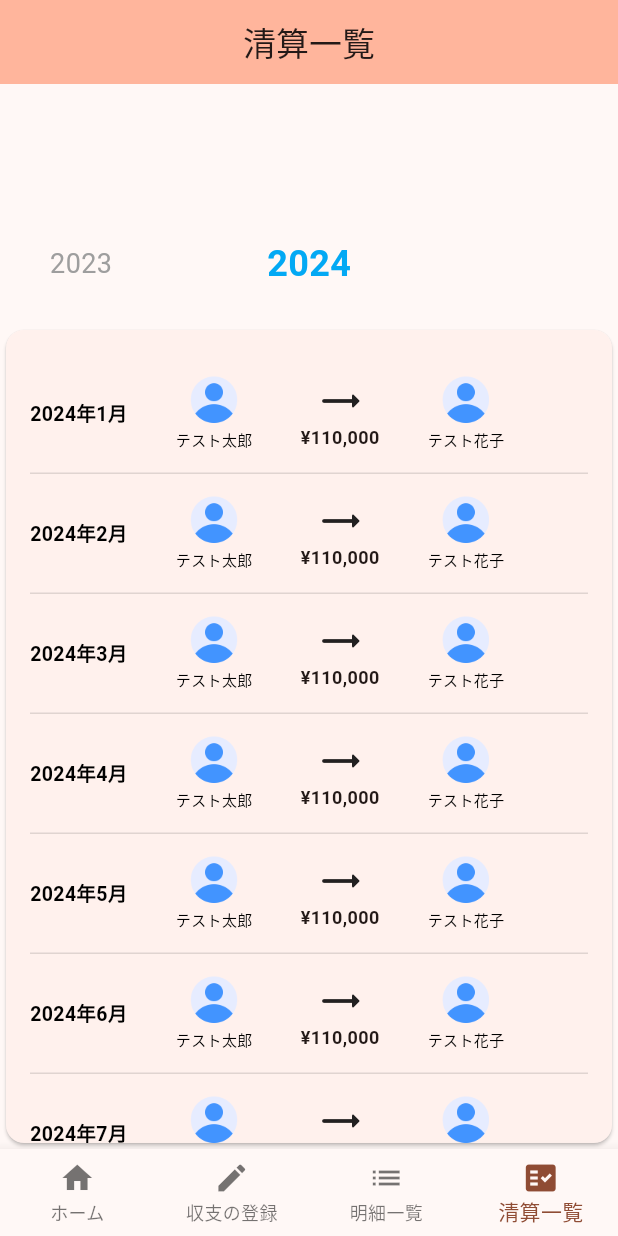
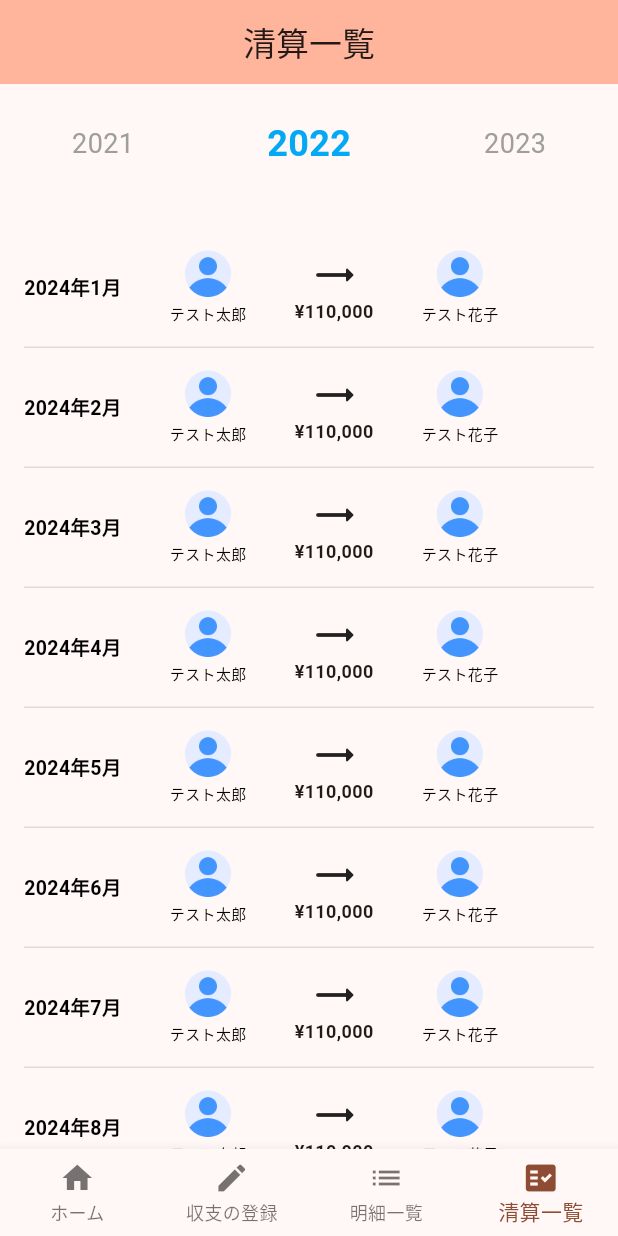
Before and after one commit to koichirokudo/sharing_household_expenses, a Flutter app: the screen it shows after launch, item 4 of the bottom bar chosen, on a phone screen of 412 x 824 dp. Run offline on Flutter 3.47's test engine with Material 3 defaults, Android fonts, the phone set to English and light mode, and no system bars; our stand-ins replace fl_chart; Roboto replaces fonts that are missing (MPLUS1p).

Commit message:
操作性の向上

```diff
--- a/lib/src/pages/home_page.dart
+++ b/lib/src/pages/home_page.dart
@@ -16,7 +16,7 @@ class HomePageState extends State<HomePage> {
   // TODO: バックエンドで招待コードの生成
   final String inviteCode = 'ABCDEFG';
   final String inviteLink =
-      'https://https://yrlckprhukvnyirjifaa.supabase.co/invite?code=ABCDEFG';
+      'https://yrlckprhukvnyirjifaa.supabase.co/invite?code=ABCDEFG';
 
   // LINE用のDeep Link生成
   String generateLineShareUrl(String code, String link) {
--- a/lib/src/pages/settlement_list_page.dart
+++ b/lib/src/pages/settlement_list_page.dart
@@ -12,8 +12,12 @@ class SettlementListPage extends StatefulWidget {
 class SettlementListPageState extends State<SettlementListPage> {
   // TODO: サーバーからデータを取得して表示する
   final List<String> years = [
+    '2020',
+    '2021',
+    '2022',
     '2023',
     '2024',
+    '2025',
   ];
   final List<List<String>> settlements = [
     [
@@ -79,7 +83,7 @@ class SettlementListPageState extends State<SettlementListPage> {
   ];
   int selectedIndex = 2; // デフォルトで2024/11が選択された状態
   final PageController _pageController =
-      PageController(initialPage: 2, viewportFraction: 0.4);
+      PageController(initialPage: 2, viewportFraction: 1);
 
   @override
   Widget build(BuildContext context) {
@@ -89,23 +93,50 @@ class SettlementListPageState extends State<SettlementListPage> {
           backgroundColor: Theme.of(context).colorScheme.inversePrimary,
           title: const Text('清算一覧'),
         ),
-      body: Center(
-        // 年月の選択
-        child: Column(
+        body: Column(children: [
+          SizedBox(
+            height: 80,
+            child: Row(
+              mainAxisAlignment: MainAxisAlignment.spaceBetween,
               children: [
-            Container(
-              // 広告枠 無料会員の場合のみ表示
-              height: 80,
+                if (selectedIndex > 0)
+                  Expanded(
+                    child: Center(
+                      child: Text(
+                        years[selectedIndex - 1],
+                        style:
+                            const TextStyle(fontSize: 18, color: Colors.grey),
                       ),
-            Container(
-              padding: const EdgeInsets.all(16.0),
-              color: const Color(0x002a2a2a),
-              height: 80,
-              width: double.infinity,
+                    ),
+                  ),
+                Expanded(
+                  child: Center(
+                    child: Text(
+                      years[selectedIndex],
+                      style: const TextStyle(
+                        fontSize: 24,
+                        fontWeight: FontWeight.bold,
+                        color: Colors.lightBlue,
+                      ),
+                    ),
+                  ),
+                ),
+                if (selectedIndex < years.length - 1)
+                  Expanded(
+                    child: Center(
+                      child: Text(
+                        years[selectedIndex + 1],
+                        style:
+                            const TextStyle(fontSize: 18, color: Colors.grey),
+                      ),
+                    ),
+                  ),
+              ],
+            ),
+          ),
+          Expanded(
             child: PageView.builder(
               controller: _pageController,
-                // スワイプで一つずつのみ移動可能にする
-                physics: const ClampingScrollPhysics(),
               onPageChanged: (index) {
                 setState(() {
                   selectedIndex = index;
@@ -113,36 +144,7 @@ class SettlementListPageState extends State<SettlementListPage> {
               },
               itemCount: years.length,
               itemBuilder: (context, index) {
-                  bool isSelected = index == selectedIndex;
-                  return GestureDetector(
-                    onTap: () {
-                      if (index != selectedIndex) {
-                        _pageController.animateToPage(
-                          index,
-                          duration: const Duration(milliseconds: 300),
-                          curve: Curves.easeInOut,
-                        );
-                      }
-                    },
-                    child: Center(
-                      child: Text(
-                        years[index],
-                        style: TextStyle(
-                          fontSize: isSelected ? 24 : 18,
-                          fontWeight:
-                              isSelected ? FontWeight.bold : FontWeight.normal,
-                          color: isSelected ? Colors.lightBlue : Colors.grey,
-                        ),
-                      ),
-                    ),
-                  );
-                },
-              ),
-            ),
-            // 収支一覧
-            Expanded(
-              child: Card(
-                  child: ListView.builder(
+                return ListView.builder(
                     padding: const EdgeInsets.all(16.0),
                     itemCount: settlements.length,
                     itemBuilder: (context, index) {
@@ -190,8 +192,7 @@ class SettlementListPageState extends State<SettlementListPage> {
                               Row(
                                 children: [
                                   Column(
-                                      mainAxisAlignment:
-                                          MainAxisAlignment.center,
+                                    mainAxisAlignment: MainAxisAlignment.center,
                                     children: [
                                       // ユーザー画像
                                       Container(
@@ -221,8 +222,7 @@ class SettlementListPageState extends State<SettlementListPage> {
                                   const SizedBox(width: 32),
                                   // 金額
                                   Column(
-                                      mainAxisAlignment:
-                                          MainAxisAlignment.center,
+                                    mainAxisAlignment: MainAxisAlignment.center,
                                     children: [
                                       const Icon(Icons.trending_flat_rounded,
                                           size: 32),
@@ -239,8 +239,7 @@ class SettlementListPageState extends State<SettlementListPage> {
                                   const SizedBox(width: 32),
                                   // カテゴリ
                                   Column(
-                                      mainAxisAlignment:
-                                          MainAxisAlignment.center,
+                                    mainAxisAlignment: MainAxisAlignment.center,
                                     children: [
                                       // ユーザー画像
                                       Container(
@@ -273,11 +272,10 @@ class SettlementListPageState extends State<SettlementListPage> {
                           ),
                         ),
                       );
-                      })),
-            ),
-          ],
+                    });
+              },
             ),
           ),
-    );
+        ]));
   }
 }
```
Also changed, not shown: lib/src/pages/transaction_list_page.dart (+79 -189 lines), lib/src/pages/transaction_register_page.dart (+14 -13 lines), pubspec.lock, pubspec.yaml (line endings or trailing spaces), 4 other files. Lines whose indentation alone changed are shown as unchanged.
